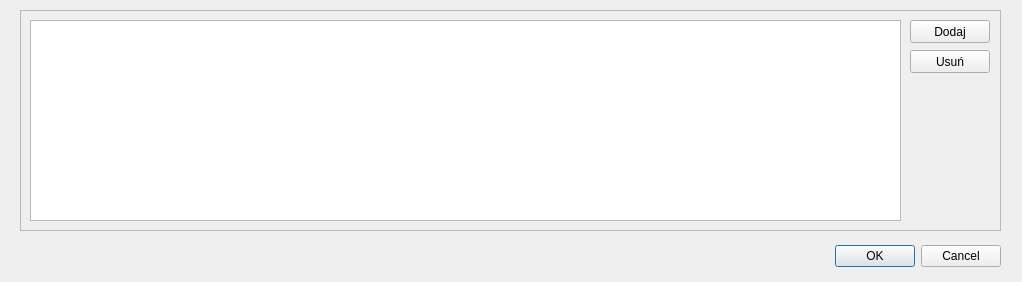
This is productlist.ui in lkucz/magazyn as Qt 5 draws it before an edit. The edited form follows.
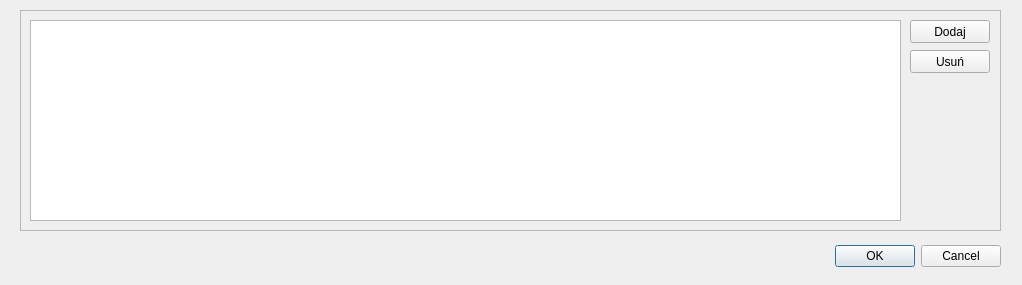
This is the edited form.

Diff of the .ui file:
```diff
--- a/productlist.ui
+++ b/productlist.ui
@@ -7,7 +7,7 @@
     <x>0</x>
     <y>0</y>
     <width>1022</width>
-    <height>282</height>
+    <height>285</height>
    </rect>
   </property>
   <property name="windowTitle">
```
